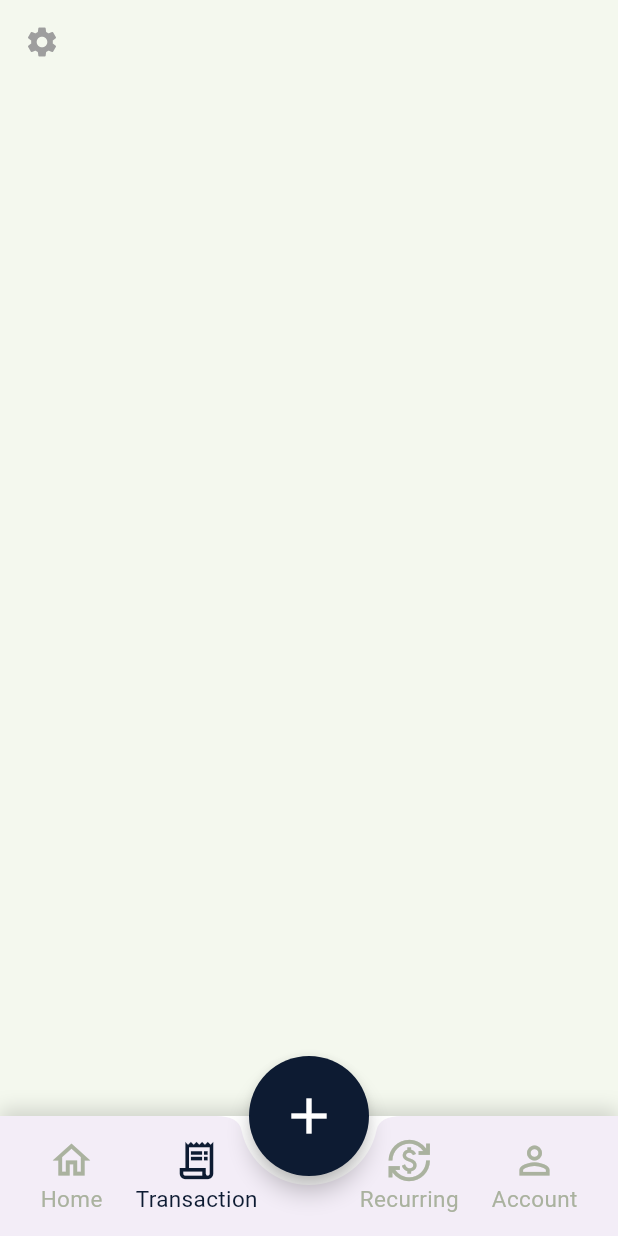
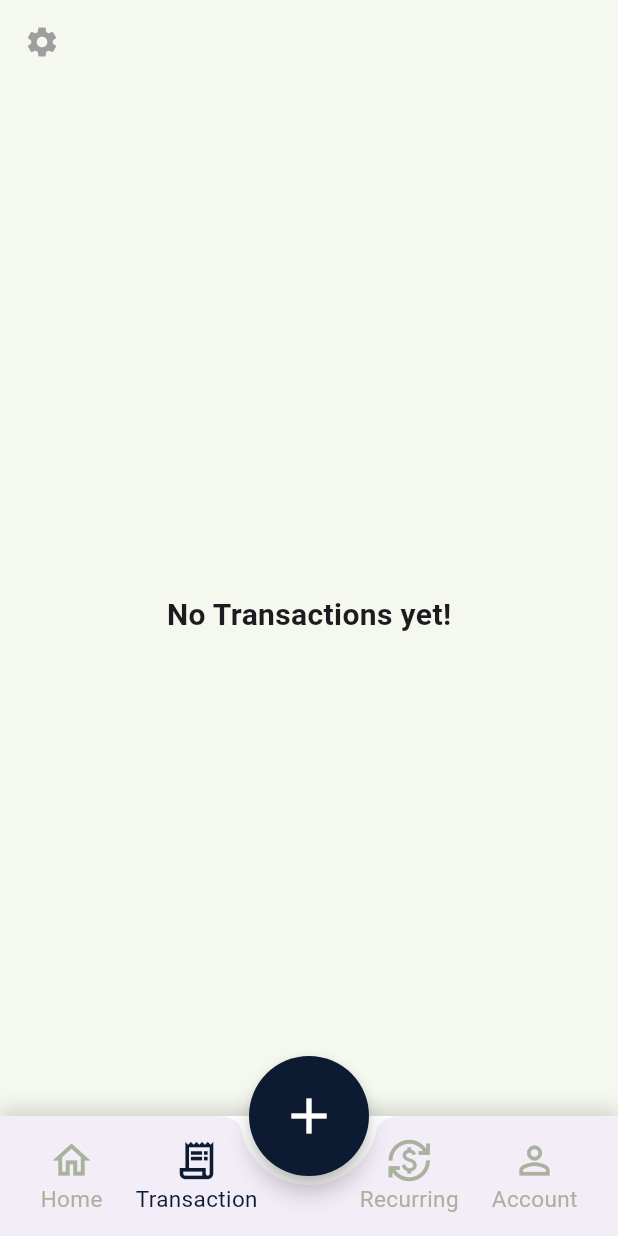
Before and after one commit to MohammedKareemullah/Flutter-Expense-Tracker-App, a Flutter app: the screen it shows after launch, item 2 of the bottom bar chosen, on a phone screen of 412 x 824 dp. Run offline on Flutter 3.47's test engine with Material 3 defaults, Android fonts, the phone set to English and light mode, and no system bars; our stand-ins replace flutter_riverpod, hive, riverpod_annotation; accounts and stored records are empty; generated files the repository leaves out were written again; Roboto replaces fonts that are missing (Product).

Commit message:
Created Transactions ViewModel for CRUD operations

```diff
--- a/lib/features/expense_tracking/view/pages/transactions_page.dart
+++ b/lib/features/expense_tracking/view/pages/transactions_page.dart
@@ -18,7 +18,56 @@ class _TransactionsPageState extends ConsumerState<TransactionsPage> {
     return Scaffold(
       body: Padding(
         padding: const EdgeInsets.symmetric(horizontal: 12.0),
-        child: Column(children: [const SizedBox(height: 20)]),
+        child: Column(
+          children: [
+            const SizedBox(height: 20),
+            Expanded(
+              child: transactions.when(
+                data: (transactions) {
+                  if (transactions.isEmpty) {
+                    return const Center(
+                      child: Text(
+                        "No Transactions yet!",
+                        style: TextStyle(
+                          fontWeight: FontWeight.bold,
+                          fontSize: 20,
+                        ),
+                      ),
+                    );
+                  }
+
+                  return ListView.builder(
+                    itemCount: transactions.length,
+                    scrollDirection: Axis.vertical,
+                    itemBuilder: (context, index) {
+                      final trans = transactions[index];
+                      return TransactionCard(
+                        title: trans.title,
+                        value: trans.value,
+                        date: trans.date,
+                        type: trans.type,
+                        category: trans.category,
+                      );
+                    },
+                  );
+                },
+                error: (error, stackTrace) {
+                  return Center(
+                    child: Text(
+                      "Error : $error",
+                      style: const TextStyle(
+                        fontWeight: FontWeight.bold,
+                        fontSize: 20,
+                      ),
+                    ),
+                  );
+                },
+                loading: () =>
+                    const Center(child: CircularProgressIndicator.adaptive()),
+              ),
+            ),
+          ],
+        ),
       ),
     );
   }
```
